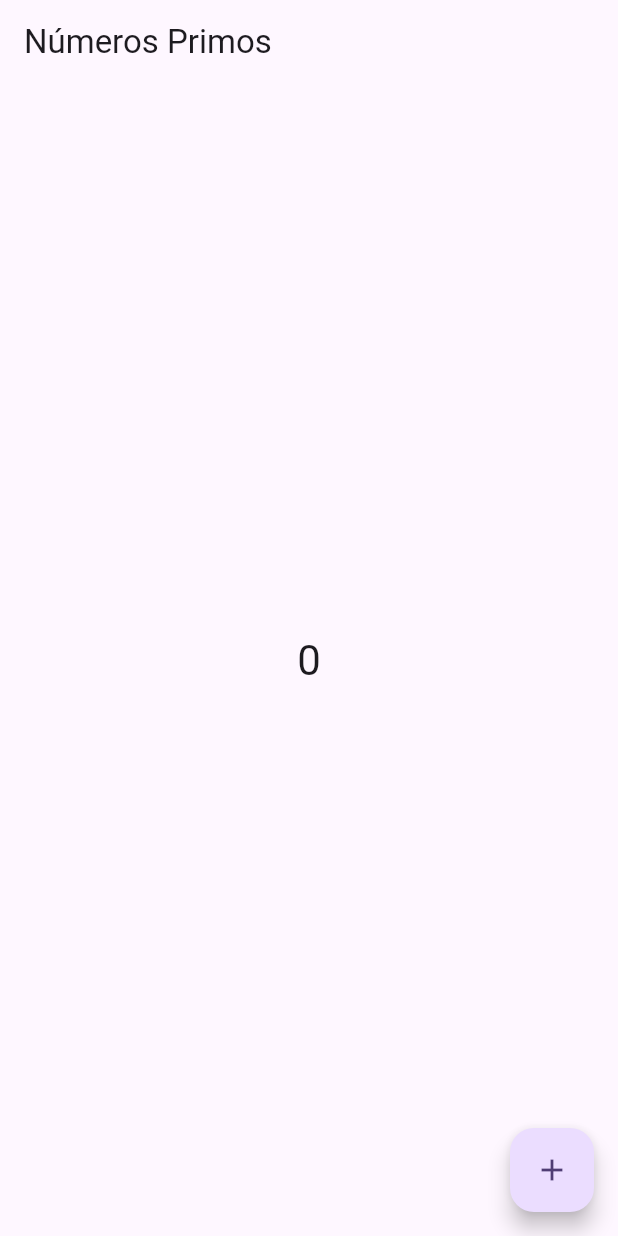
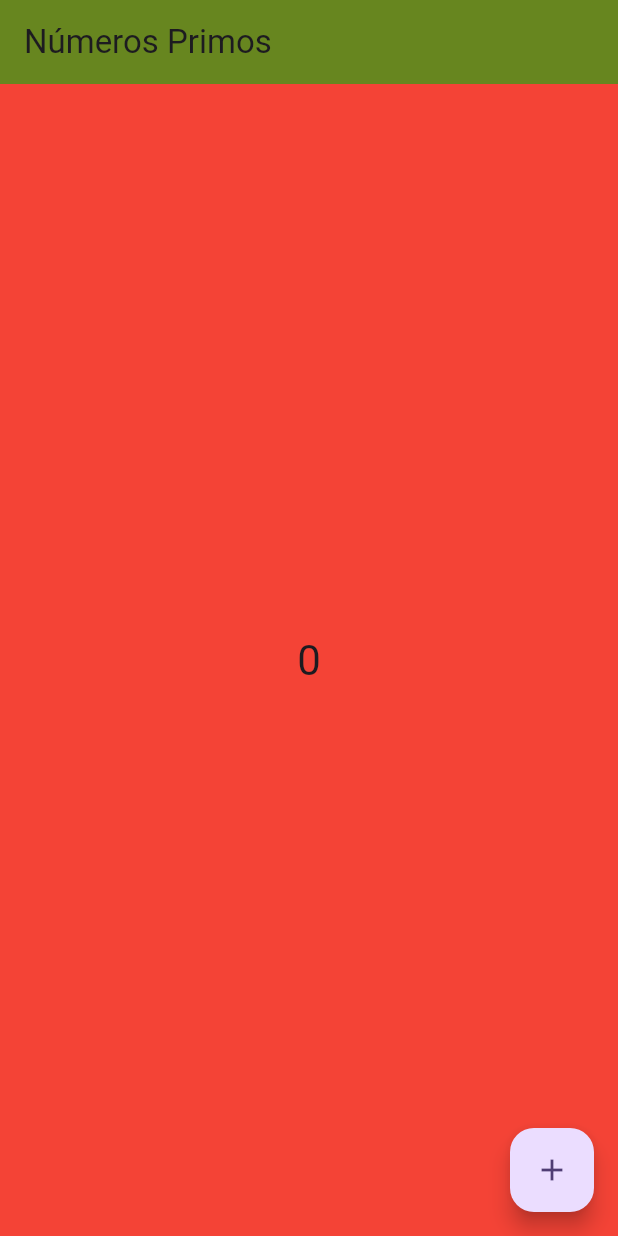
Before and after one commit to GabrielEsc23/Deber1_Flutter-, a Flutter app: the screen it shows after launch, on a phone screen of 412 x 824 dp. Run offline on Flutter 3.47's test engine with Material 3 defaults, Android fonts, the phone set to English and light mode, and no system bars.

Commit message:
Agregando estilos

```diff
--- a/lib/main.dart
+++ b/lib/main.dart
@@ -86,7 +86,9 @@ class _MyHomePageState extends State<MyHomePage> {
   @override
   Widget build(BuildContext context) {
     return Scaffold(
+      backgroundColor: Colors.red,
       appBar: AppBar(
+        backgroundColor: const Color.fromARGB(255, 103, 134, 31),
         title: const Text('Números Primos'),
       ),
       body: Center(
```
